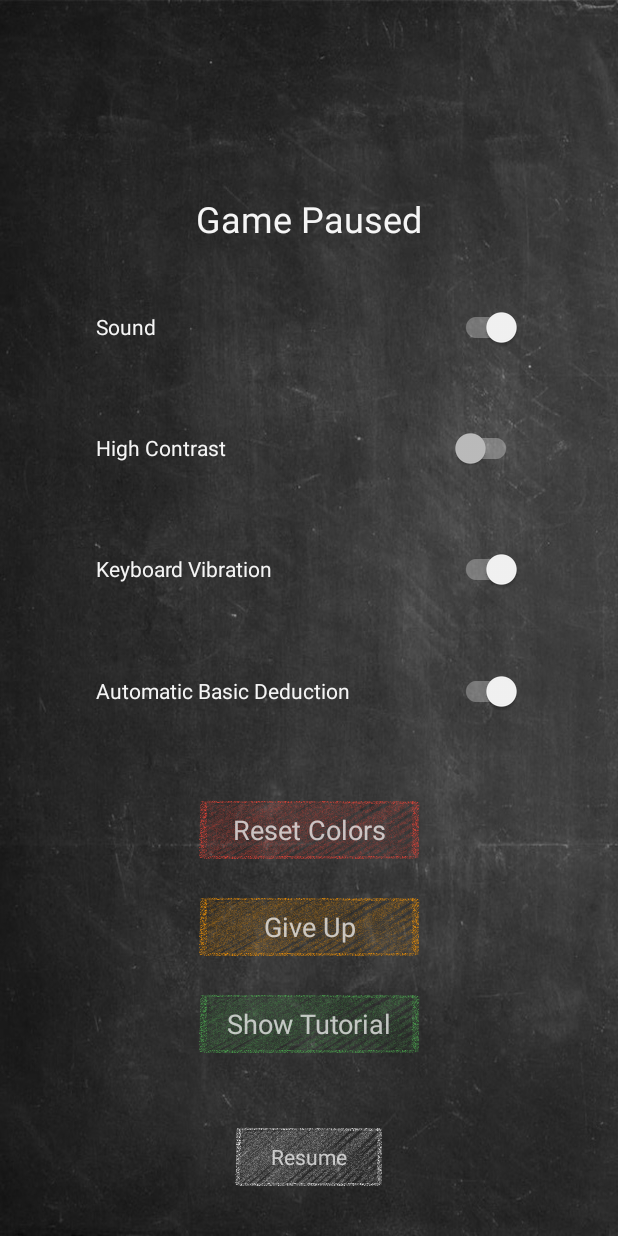
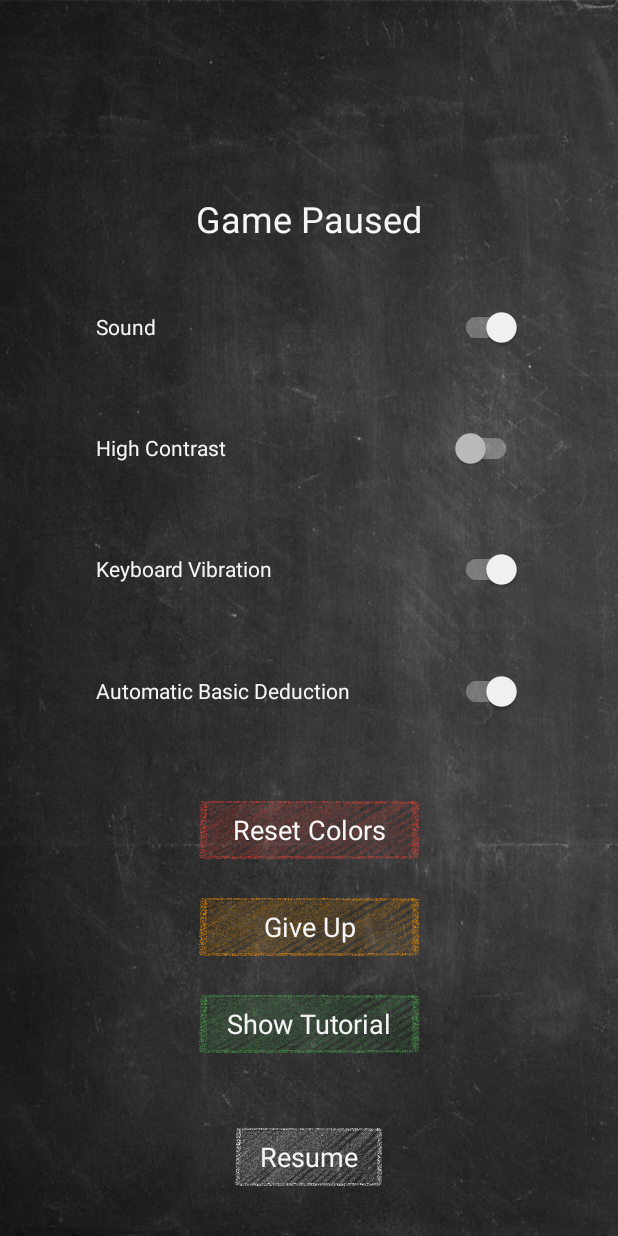
Before and after one commit to lbenedetto/ChalkJotto, an Android app: the PauseActivity screen opened directly, with no data from a screen before it, on a phone screen of 412 x 824 dp. Run offline under Robolectric (Android 15) with nearby library versions, the phone set to English and light mode, and no system bars; Roboto replaces fonts that are not available here.

Commit message:
24.9.0 Release

```diff
--- a/app/src/main/res/layout/activity_pause.xml
+++ b/app/src/main/res/layout/activity_pause.xml
@@ -125,6 +125,7 @@
         android:gravity="center"
         android:text="@string/reset_colors"
         android:textSize="@dimen/slightly_larger_text"
+        android:textColor="@color/white"
         app:layout_constraintBottom_toTopOf="@+id/buttonGiveUp"
         app:layout_constraintEnd_toEndOf="parent"
         app:layout_constraintHorizontal_chainStyle="spread_inside"
@@ -143,6 +144,7 @@
         android:gravity="center"
         android:text="@string/give_up"
         android:textSize="@dimen/slightly_larger_text"
+        android:textColor="@color/white"
         app:layout_constraintBottom_toTopOf="@+id/buttonShowTutorial"
         app:layout_constraintEnd_toEndOf="parent"
         app:layout_constraintStart_toStartOf="parent"
@@ -160,6 +162,7 @@
         android:gravity="center"
         android:text="@string/show_tutorial"
         android:textSize="@dimen/slightly_larger_text"
+        android:textColor="@color/white"
         app:layout_constraintBottom_toTopOf="@+id/buttonResume"
         app:layout_constraintEnd_toEndOf="parent"
         app:layout_constraintHorizontal_chainStyle="spread_inside"
@@ -177,6 +180,8 @@
         android:background="?attr/chalkButton"
         android:gravity="center"
         android:text="@string/resume"
+        android:textSize="@dimen/slightly_larger_text"
+        android:textColor="@color/white"
         app:layout_constraintBottom_toBottomOf="parent"
         app:layout_constraintEnd_toEndOf="parent"
         app:layout_constraintHorizontal_bias="0.5"
--- a/app/src/main/res/values/styles.xml
+++ b/app/src/main/res/values/styles.xml
@@ -10,7 +10,7 @@
 		<item name="chalkButton">@drawable/button_white</item>
 		<item name="chalkKeyBlue">@drawable/key_blue</item>
 		<item name="chalkKeyGreen">@drawable/key_green</item>
-		<item name="chalkKeyPink">?attr/chalkKeyPink</item>
+		<item name="chalkKeyPink">@drawable/key_pink</item>
 		<item name="chalkKeyRed">@drawable/key_red</item>
 		<item name="chalkKeyWhite">@drawable/key_white</item>
 		<item name="chalkKeyYellow">@drawable/key_yellow</item>
--- a/build.gradle
+++ b/build.gradle
@@ -7,7 +7,7 @@ buildscript {
         mavenCentral()
     }
     dependencies {
-        classpath 'com.android.tools.build:gradle:8.6.0'
+        classpath 'com.android.tools.build:gradle:8.6.1'
         classpath "org.jetbrains.kotlin:kotlin-gradle-plugin:$kotlin_version"
         // NOTE: Do not place your application dependencies here; they belong
         // in the individual module build.gradle files
```
